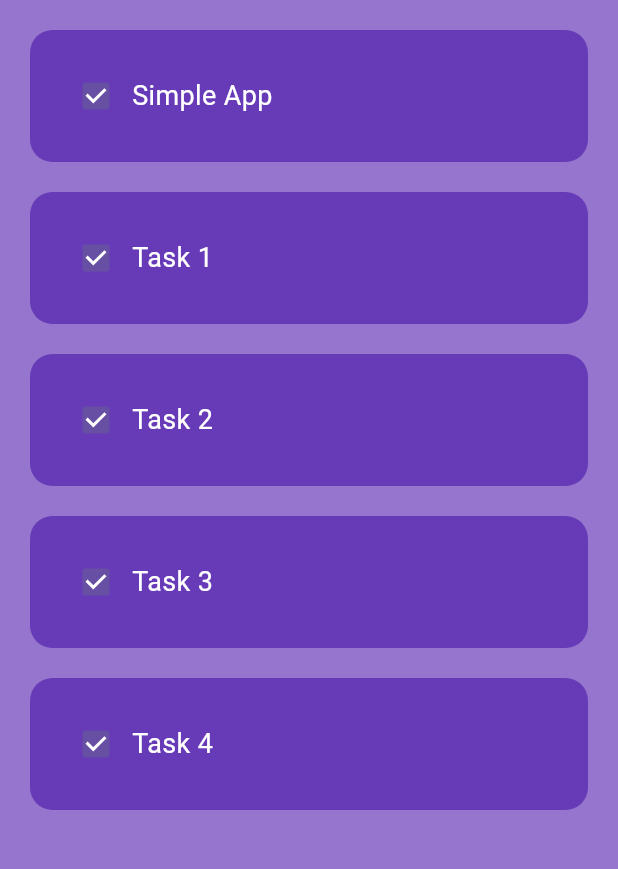
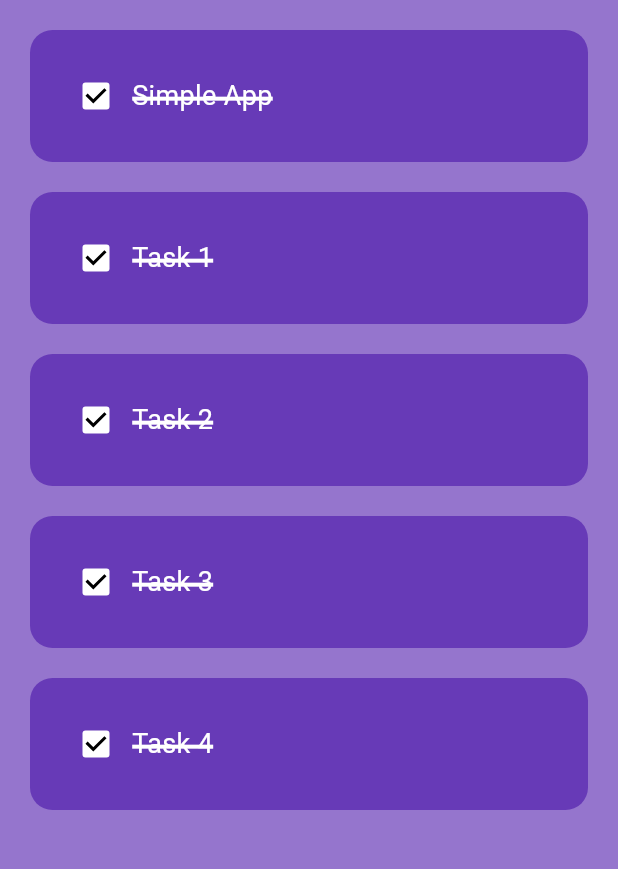
Before and after one commit to bhagat-abhishek/todoapp_flutter, a Flutter app: the screen it shows after launch, on a phone screen of 412 x 824 dp, the part 84-953 px from its top. Run offline on Flutter 3.47's test engine with Material 3 defaults, Android fonts, the phone set to English and light mode, and no system bars.

Commit message:
add style to todolist items.

```diff
--- a/lib/utils/todo_list.dart
+++ b/lib/utils/todo_list.dart
@@ -26,13 +26,25 @@ class TodoList extends StatelessWidget {
             color: Colors.deepPurple, borderRadius: BorderRadius.circular(15)),
         child: Row(
           children: [
-            Checkbox(value: taskCompleted, onChanged: onChanged),
+            Checkbox(
+              value: taskCompleted,
+              onChanged: onChanged,
+              activeColor: Colors.white,
+              checkColor: Colors.black,
+              side: const BorderSide(
+                color: Colors.white,
+              ),
+            ),
             Text(
               taskName,
-              style: const TextStyle(
-                color: Colors.white,
-                fontSize: 18,
-              ),
+              style: TextStyle(
+                  color: Colors.white,
+                  fontSize: 18,
+                  decoration: taskCompleted
+                      ? TextDecoration.lineThrough
+                      : TextDecoration.none,
+                  decorationColor: Colors.white,
+                  decorationThickness: 3),
             ),
           ],
         ),
```
